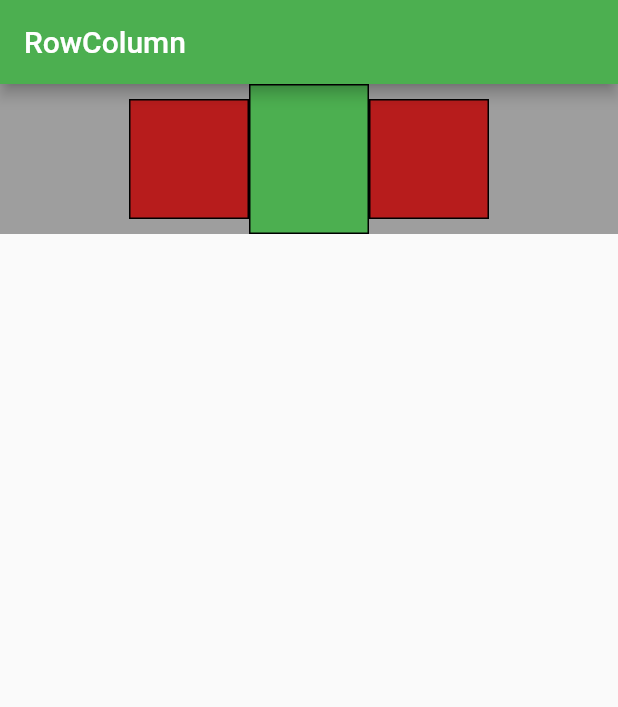
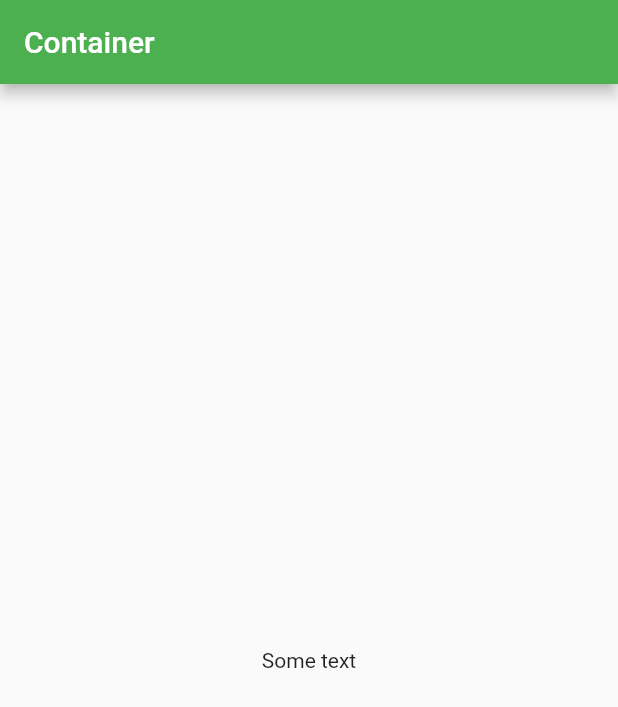
Before and after one commit to DoomHopes/flutter_test_project, a Flutter app: the screen it shows after launch, on a phone screen of 412 x 824 dp. Shown: the top 707 px of the screen. Run offline on Flutter 3.47's test engine with Material 2 defaults, Android fonts, the phone set to English and light mode, and no system bars.

Commit message:
new class

```diff
--- a/lib/main.dart
+++ b/lib/main.dart
@@ -1,5 +1,7 @@
 import 'package:flutter/material.dart';
 import 'package:flutter_test_project/row_column.dart';
+
+import 'my container.dart';
 
 void main() => runApp(MyApp());
 
@@ -9,7 +11,7 @@ class MyApp extends StatelessWidget {
     return MaterialApp(
         title: 'App',
         theme: ThemeData(primarySwatch: Colors.green),
-        home: MyRowColumn());
+        home: MyContainer());
   }
 }
 
--- /dev/null
+++ b/lib/my container.dart
@@ -0,0 +1,19 @@
+import 'package:flutter/material.dart';
+
+class MyContainer extends StatelessWidget {
+  const MyContainer({Key key}) : super(key: key);
+
+  @override
+  Widget build(BuildContext context) {
+    return Scaffold(
+      appBar: AppBar(
+        title: Text("Container"),
+      ),
+      body: Center(
+        child: Container(
+          child: Text('Some text'),
+        ),
+      ),
+    );
+  }
+}
```
